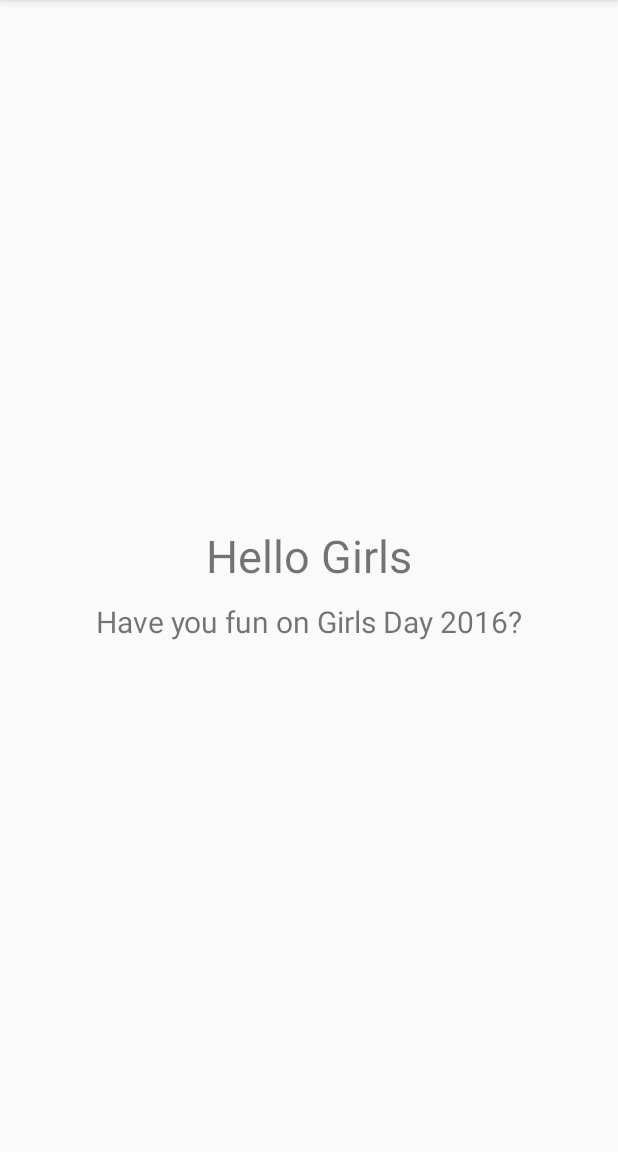
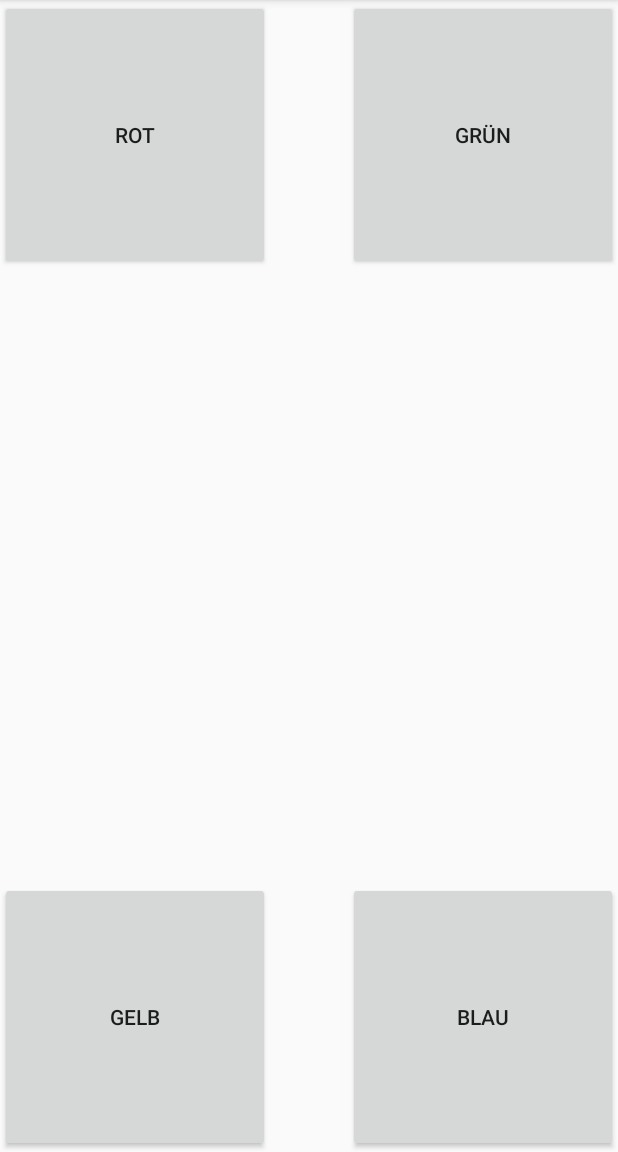
Before and after one commit to 7P-Girls-Day-2016/SimonSays, an Android app: the screen it shows after launch (MainActivity), on a phone screen of 412 x 824 dp, the part 84-1236 px from its top. Run offline under Robolectric (Android 15) with nearby library versions, the phone set to English and light mode, and no system bars; our stand-ins replace ButterKnife.

Commit message:
change layout

```diff
--- a/app/src/main/res/layout/activity_main.xml
+++ b/app/src/main/res/layout/activity_main.xml
@@ -1,25 +1,46 @@
 <?xml version="1.0" encoding="utf-8"?>
 
-<LinearLayout xmlns:android="http://schemas.android.com/apk/res/android"
+<RelativeLayout xmlns:android="http://schemas.android.com/apk/res/android"
               android:layout_width="match_parent"
-              android:layout_height="match_parent"
-              android:gravity="center"
-              android:orientation="vertical">
+              android:layout_height="match_parent">
 
 
-    <TextView
-        android:layout_width="match_parent"
-        android:layout_height="wrap_content"
-        android:padding="10dp"
-        android:gravity="center"
-        android:text="Hello Girls"
-        android:textSize="30dp"/>
+    <Button
+        android:id="@+id/redButton"
+        android:layout_width="180dp"
+        android:layout_height="180dp"
+        android:text="Rot" />
+
+    <Button
+        android:id="@+id/button2"
+        android:layout_width="180dp"
+        android:layout_height="180dp"
+        android:layout_alignParentTop="true"
+        android:layout_alignParentRight="true"
+        android:text="Grün" />
+
+    <Button
+        android:id="@+id/button3"
+        android:layout_width="180dp"
+        android:layout_height="180dp"
+        android:layout_alignParentBottom="true"
+        android:layout_alignParentRight="true"
+        android:text="Blau" />
+
+    <Button
+        android:id="@+id/button4"
+        android:layout_width="180dp"
+        android:layout_height="180dp"
+        android:layout_alignParentLeft="true"
+        android:layout_alignParentBottom="true"
+        android:text="Gelb" />
 
     <TextView
-        android:layout_width="match_parent"
+        android:id="@+id/playerLabel"
+        android:layout_width="wrap_content"
         android:layout_height="wrap_content"
-        android:gravity="center"
-        android:text="Have you fun on Girls Day 2016?"
-        android:textSize="20dp"/>
+        android:layout_centerHorizontal="true"
+        android:layout_centerVertical="true"/>
 
-</LinearLayout>
+
+</RelativeLayout>
```
